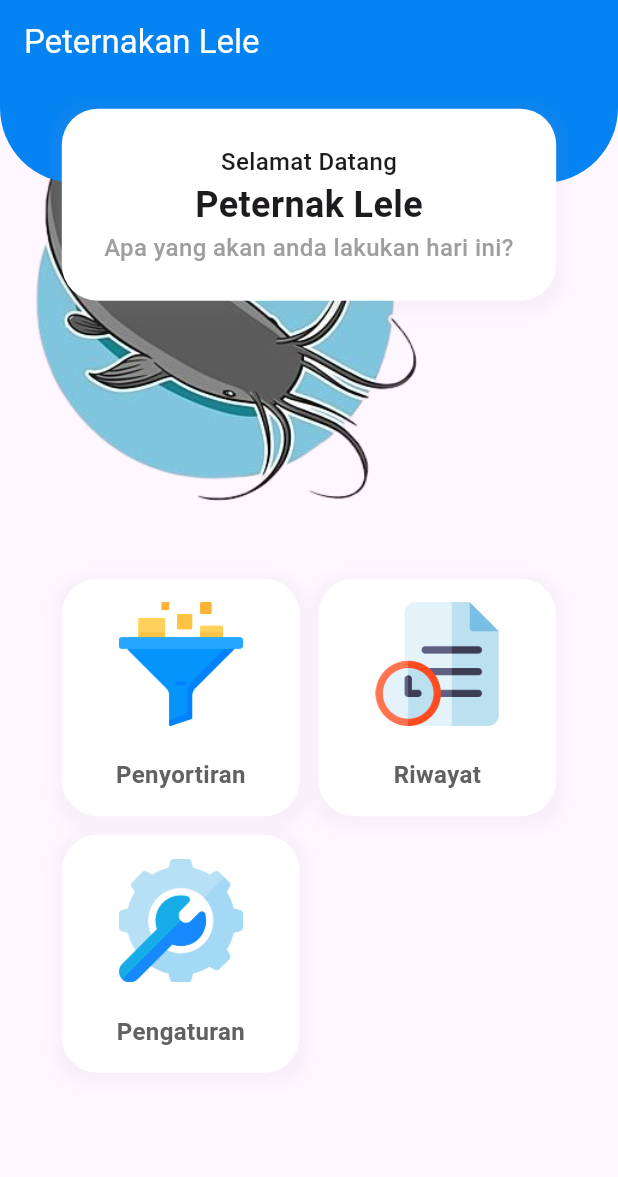
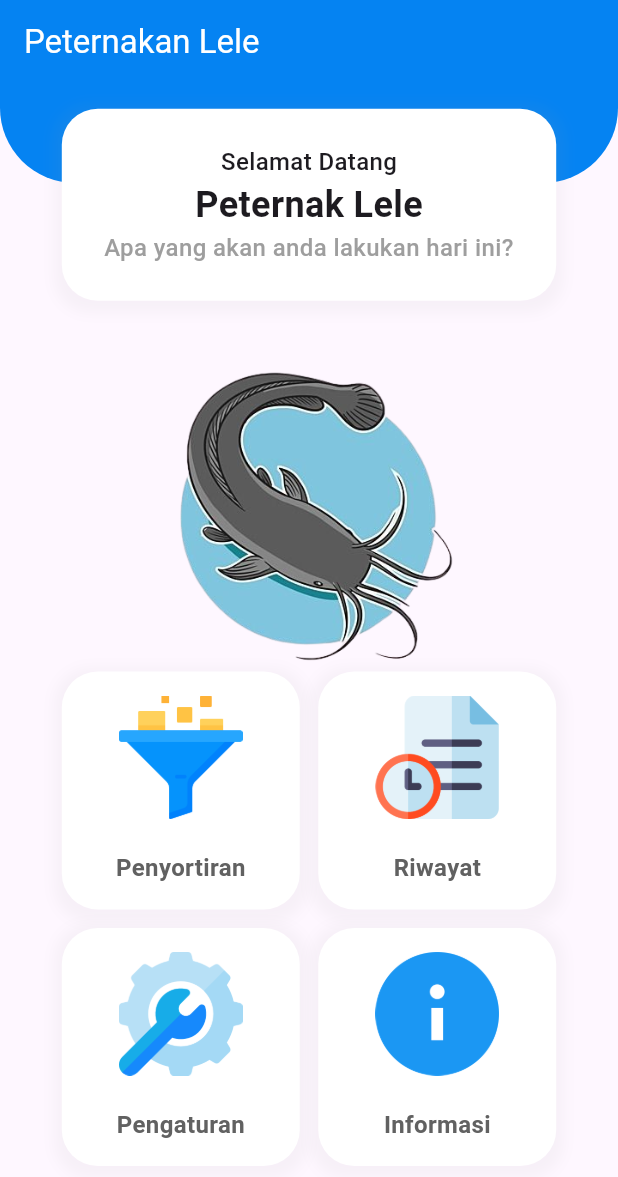
Before and after one commit to ubaidillahfaris/mobile-lele-detector, a Flutter app: the screen it shows after launch, on a phone screen of 412 x 824 dp. Shown: the top 1177 px of the screen. Run offline on Flutter 3.47's test engine with Material 3 defaults, Android fonts, the phone set to English and light mode, and no system bars; our stand-ins replace bloc, camera, dio, flutter_bloc, image_picker, video_player; missing offline and left inert: flutter_webrtc; network calls fail.

Commit message:
feat: revisi

```diff
--- a/lib/config.dart
+++ b/lib/config.dart
@@ -2,7 +2,7 @@ import 'package:flutter/material.dart';
 
 class ConfigApp{
 
-  static String baseUrl = 'http://192.168.18.106:8000';
+  static String baseUrl = 'http://192.168.18.168:8000';
 
   static Map<String, Color> colors = {
     'primary' : Color(0xFF0583F2),
--- a/lib/main.dart
+++ b/lib/main.dart
@@ -5,6 +5,7 @@ import 'package:object_detector_lele/bloc/Lele/LeleBloc.dart';
 import 'package:object_detector_lele/bloc/camera/CameraBloc.dart';
 import 'package:object_detector_lele/config.dart';
 import 'package:object_detector_lele/page/camera.dart';
+import 'package:object_detector_lele/page/informasi.dart';
 import 'package:object_detector_lele/page/riwayat_page.dart';
 import 'package:object_detector_lele/page/setting_harga.dart';
 
@@ -118,6 +119,21 @@ class _HomeWidgetState extends State<HomeWidget> {
           );
         },
       ),
+      MenuCard(
+        width: width,
+        label: 'Informasi',
+        image_path: 'assets/images/info.png',
+        ontap: () {
+          Navigator.push(
+            context,
+            MaterialPageRoute(
+              builder: (context) {
+                  return InformasiPage();
+              },
+            )
+          );
+        },
+      ),
     ];
 
     return Scaffold(
@@ -131,10 +147,6 @@ class _HomeWidgetState extends State<HomeWidget> {
           children: [
             Stack(
               children: [
-                Image.asset(
-                  'assets/images/catfish.png',
-                  width: width * 0.7,
-                ),
                 Container(
                   height: height * 0.08,
                   decoration: BoxDecoration(
@@ -192,9 +204,18 @@ class _HomeWidgetState extends State<HomeWidget> {
               ],
             ),
             Expanded(
+              child: SingleChildScrollView(
                 child: Padding(
                   padding: EdgeInsets.all(width * 0.10),
-                child: GridView.builder(
+                  child: Column(
+                    children: [
+                       Image.asset(
+                        'assets/images/catfish.png',
+                        width: width * 0.5,
+                      ),
+                      GridView.builder(
+                        shrinkWrap: true,
+                        physics: NeverScrollableScrollPhysics(),
                         gridDelegate: SliverGridDelegateWithFixedCrossAxisCount(
                           crossAxisCount: 2,
                           mainAxisSpacing: width * 0.03,
@@ -204,6 +225,9 @@ class _HomeWidgetState extends State<HomeWidget> {
                           return menuList[index];
                         },
                         itemCount: menuList.length,
+                      ),
+                    ],
+                  ),
                 ),
               ),
             ),
```
Also changed, not shown: lib/page/informasi.dart (added, +34 -0 lines), lib/page/setting_harga.dart (+69 -0 lines), assets/images/info.png (added). Lines whose indentation alone changed are shown as unchanged.
